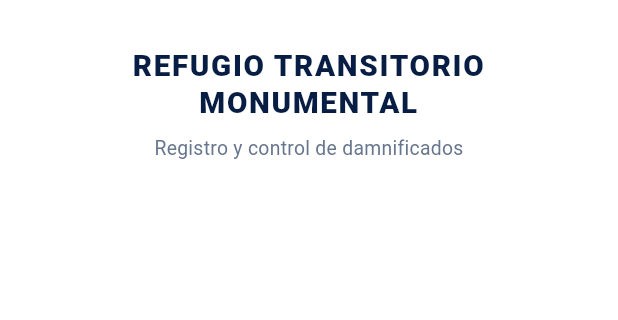
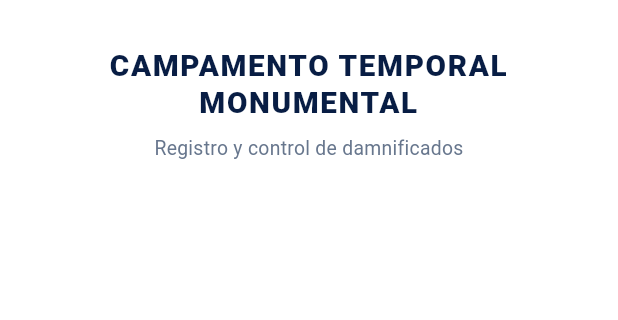
Before and after one commit to Joseph8-dev/monumental-refugio, a Flutter app: the first screen one second after launch, on a phone screen of 412 x 824 dp, the part 613-933 px from its top. Run offline on Flutter 3.47's test engine with Material 3 defaults, Android fonts, the phone set to English and light mode, and no system bars; our stand-ins replace image_picker, shared_preferences.

Commit message:
Update references from "Refugio Transitorio Monumental" to "Campamento Temporal Monumental" across multiple files for consistency.

```diff
--- a/lib/config.dart
+++ b/lib/config.dart
@@ -18,5 +18,5 @@ class AppConfig {
       };
 
   /// Nombre visible de la app (pendiente de cambio).
-  static const String appName = 'Refugio Transitorio Monumental';
+  static const String appName = 'Campamento Temporal Monumental';
 }
--- a/lib/models/expediente.dart
+++ b/lib/models/expediente.dart
@@ -60,12 +60,12 @@ class Catalogos {
   /// Lista de respaldo si el servidor no responde. La lista real se obtiene
   /// de GET /api/refugio/refugios (tabla rf_refugios) al abrir el asistente.
   static const refugios = [
-    'Refugio Transitorio Monumental',
+    'Campamento Temporal Monumental',
     'Otros',
   ];
 
   /// Refugio preseleccionado al abrir un registro nuevo.
-  static const refugioPorDefecto = 'Refugio Transitorio Monumental';
+  static const refugioPorDefecto = 'Campamento Temporal Monumental';
 
   static const sexos = ['Masculino', 'Femenino', 'Otro', 'Prefiere no indicar'];
   static const nacionalidades = ['Venezolana', 'Extranjera'];
--- a/lib/screens/dashboard_screen.dart
+++ b/lib/screens/dashboard_screen.dart
@@ -9,7 +9,7 @@ import '../widgets/bitacora_panel.dart';
 import '../widgets/tabla_familias.dart';
 import 'login_screen.dart';
 
-/// Tablero administrativo del Refugio Transitorio Monumental.
+/// Tablero administrativo del Campamento Temporal Monumental.
 /// Métricas: total de damnificados, urgencia, tenencia de vivienda,
 /// patologías, ocupación por cubículo y comidas del día.
 class DashboardScreen extends StatefulWidget {
--- a/pubspec.yaml
+++ b/pubspec.yaml
@@ -1,5 +1,5 @@
 name: refugio_petare
-description: Refugio Transitorio Monumental - registro y control de damnificados.
+description: Campamento Temporal Monumental - registro y control de damnificados.
 publish_to: 'none'
 version: 0.1.0+1
 
```
Also changed, not shown: 3 other files.
